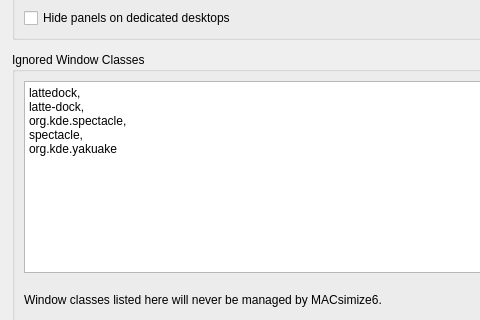
Qt form contents/ui/config.ui (Ubiquitine/MACsimize6) before a commit; both pictures show x 0 to 480 and y 325 to 645 of the 570 by 783 pixel window.
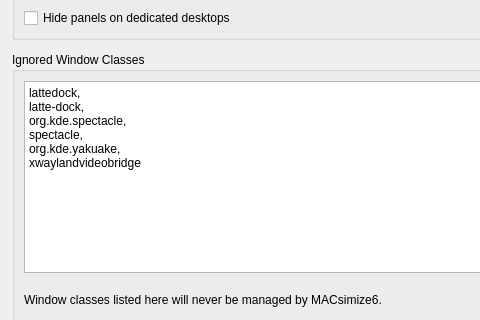
The same form after that commit.

Commit message:
Add 'xwaylandvideobridge' to default skipped windows (#35)
* Add 'xwaylandvideobridge' to default skipped windows

Prevents a new, seemingly empty desktop from being created on every login when XWayland Video Bridge is autostarted by Plasma.

* Also add xwaylandvideobridge to config UI placeholder text

Diff of the .ui file:
```diff
--- a/contents/ui/config.ui
+++ b/contents/ui/config.ui
@@ -175,7 +175,8 @@
 latte-dock,
 org.kde.spectacle,
 spectacle,
-org.kde.yakuake</string>
+org.kde.yakuake,
+xwaylandvideobridge</string>
         </property>
 
         <property name="placeholderText">
```
The commit also changes 1 other file.
